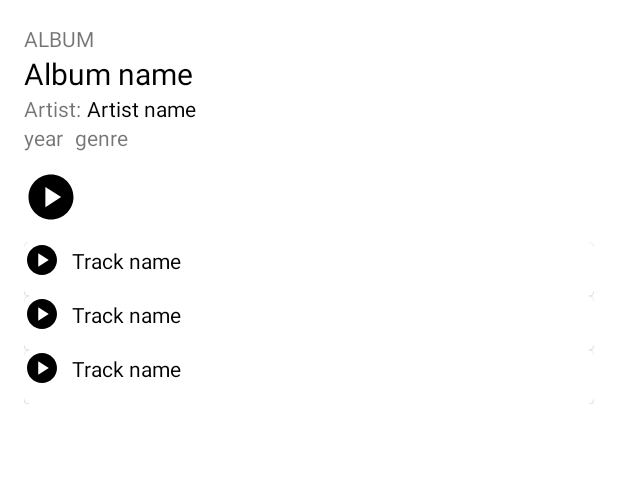
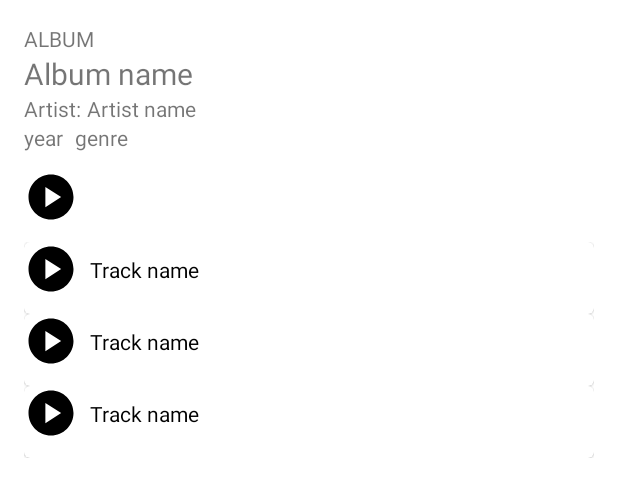
Before and after one commit to aleldar89/MediaPlayer, an Android app: the layout activity_main.xml on its own in the app's theme, with its tools: preview values and no code run, on a phone screen of 412 x 824 dp. Shown: the top 497 px of the screen. Run offline under Robolectric (Android 15) with nearby library versions, the phone set to English and light mode, and no system bars.

Commit message:
частично работает

```diff
--- a/app/build.gradle
+++ b/app/build.gradle
@@ -51,6 +51,7 @@ dependencies {
     def coroutines_version = "1.6.4"
     def nav_version = "2.5.3"
     def recyclerview_version = "1.2.1"
+    def swiperefreshlayout_version = "1.1.0"
 
     implementation "androidx.navigation:navigation-ui-ktx:$nav_version"
     implementation "androidx.lifecycle:lifecycle-runtime-ktx:$lifecycle_version"
@@ -60,6 +61,7 @@ dependencies {
     implementation "com.google.code.gson:gson:$gson_version"
     implementation "org.jetbrains.kotlinx:kotlinx-coroutines-android:$coroutines_version"
     implementation "androidx.recyclerview:recyclerview:$recyclerview_version"
+    implementation "androidx.swiperefreshlayout:swiperefreshlayout:$swiperefreshlayout_version"
 
 
     implementation "com.google.android.material:material:1.7.0"
--- a/app/src/main/java/ru/netology/mediaplayer/adapter/TrackAdapter.kt
+++ b/app/src/main/java/ru/netology/mediaplayer/adapter/TrackAdapter.kt
@@ -38,9 +38,9 @@ class TrackViewHolder(
 
             play.setImageResource(
                 if (track.play)
-                    R.drawable.ic_baseline_play_circle_24
+                    R.drawable.ic_baseline_pause_album_36
                 else
-                    R.drawable.ic_baseline_pause_circle_24
+                    R.drawable.ic_baseline_play_album_36
             )
 
             play.setOnClickListener {
--- a/app/src/main/java/ru/netology/mediaplayer/viewmodel/AlbumViewModel.kt
+++ b/app/src/main/java/ru/netology/mediaplayer/viewmodel/AlbumViewModel.kt
@@ -51,7 +51,7 @@ class AlbumViewModel : ViewModel() {
             try {
                 _data.value = repository.getAlbum().apply {
                     this.tracks.map {
-                        it.play = true
+                        it.play = false
                     }
                 }
                 _tracks.value = data.value?.tracks
--- /dev/null
+++ b/app/src/main/res/drawable/ic_baseline_pause_album_36.xml
@@ -0,0 +1,5 @@
+<vector android:height="36dp" android:tint="#000000"
+    android:viewportHeight="24" android:viewportWidth="24"
+    android:width="36dp" xmlns:android="http://schemas.android.com/apk/res/android">
+    <path android:fillColor="@android:color/white" android:pathData="M12,2C6.48,2 2,6.48 2,12s4.48,10 10,10s10,-4.48 10,-10S17.52,2 12,2zM11,16H9V8h2V16zM15,16h-2V8h2V16z"/>
+</vector>
--- a/app/src/main/res/layout/activity_main.xml
+++ b/app/src/main/res/layout/activity_main.xml
@@ -9,6 +9,13 @@
     <androidx.constraintlayout.widget.ConstraintLayout
         android:layout_width="match_parent"
         android:layout_height="match_parent">
+
+        <androidx.constraintlayout.widget.Group
+            android:id="@+id/albumInfo"
+            android:layout_width="wrap_content"
+            android:layout_height="wrap_content"
+            android:theme="@style/Theme.AppCompat.DayNight"
+            app:constraint_referenced_ids="album, albumName, artist, artistName, published, genre" />
 
         <TextView
             android:id="@+id/album"
@@ -22,7 +29,6 @@
             android:id="@+id/albumName"
             android:layout_width="wrap_content"
             android:layout_height="wrap_content"
-            android:textColor="@color/black"
             android:textSize="20sp"
             app:layout_constraintStart_toStartOf="parent"
             app:layout_constraintTop_toBottomOf="@+id/album"
@@ -41,7 +47,6 @@
             android:layout_width="wrap_content"
             android:layout_height="wrap_content"
             android:layout_marginStart="4dp"
-            android:textColor="@color/black"
             app:layout_constraintBottom_toBottomOf="@id/artist"
             app:layout_constraintStart_toEndOf="@+id/artist"
             app:layout_constraintTop_toTopOf="@id/artist"
@@ -59,10 +64,10 @@
             android:id="@+id/genre"
             android:layout_width="wrap_content"
             android:layout_height="wrap_content"
+            android:paddingStart="8dp"
             app:layout_constraintStart_toEndOf="@id/published"
             app:layout_constraintTop_toBottomOf="@id/artist"
-            tools:text="genre"
-            android:paddingStart="8dp"/>
+            tools:text="genre" />
 
         <ImageView
             android:id="@+id/playAlbum"
--- a/app/src/main/res/layout/track_item.xml
+++ b/app/src/main/res/layout/track_item.xml
@@ -17,7 +17,7 @@
             app:layout_constraintBottom_toBottomOf="parent"
             app:layout_constraintStart_toStartOf="parent"
             app:layout_constraintTop_toTopOf="parent"
-            app:srcCompat="@drawable/ic_baseline_play_circle_24" />
+            app:srcCompat="@drawable/ic_baseline_play_album_36" />
 
         <TextView
             android:id="@+id/trackName"
```
Also changed, not shown: app/src/main/java/ru/netology/mediaplayer/ui/MainActivity.kt (+34 -39 lines). Lines whose indentation alone changed are shown as unchanged.
